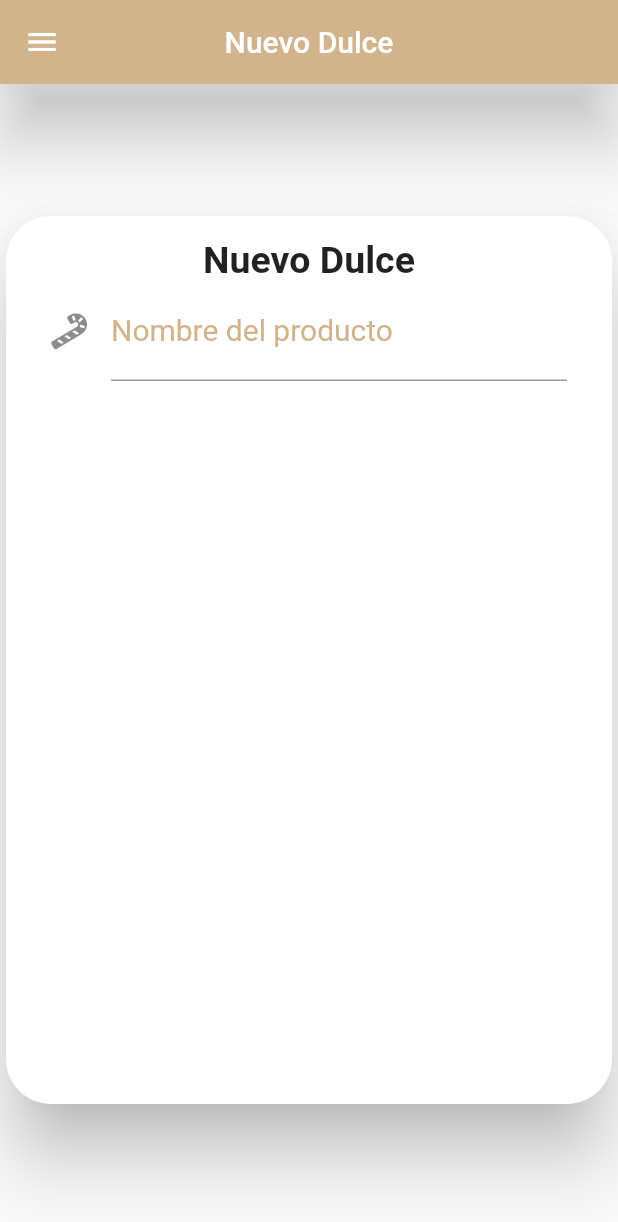
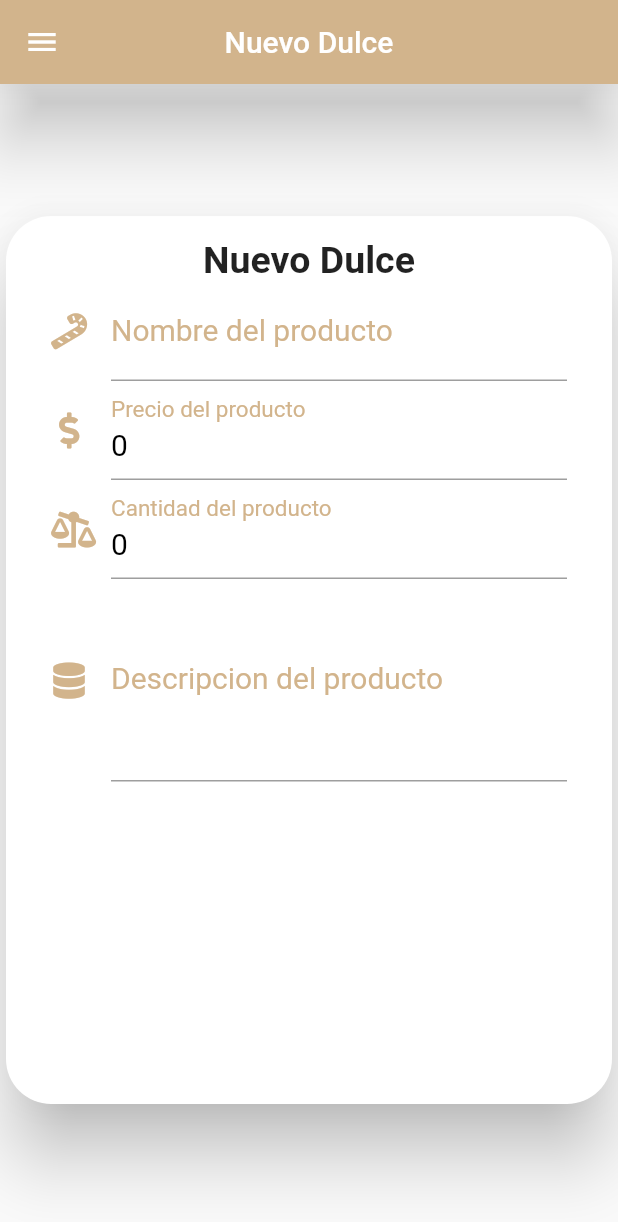
Before and after one commit to brianA1998/dulce_delivery, a Flutter app: the ProductNewScreen screen opened directly, on a phone screen of 412 x 824 dp. Shown: the top 1222 px of the screen. Run offline on Flutter 3.47's test engine with Material 2 defaults, Android fonts, the light colour scheme and no system bars; our stand-ins replace firebase_database, font_awesome_flutter; accounts and stored records are empty.

Commit message:
Agregando iconos y color a los mismos en el formulario nuevo dulce

```diff
--- a/lib/pages/product_new_screen.dart
+++ b/lib/pages/product_new_screen.dart
@@ -66,6 +66,9 @@ class _ProductNewScreenState extends State<ProductNewScreen> {
                         : _TextLabel("Nuevo Dulce"),
                   ),
                   _nameProduct(),
+                  _priceProduct(),
+                  _cuantityProduct(),
+                  _descriptionProduct(),
                 ],
               ),
             ),
@@ -82,8 +85,65 @@ class _ProductNewScreenState extends State<ProductNewScreen> {
           controller: _name,
           style: TextStyle(fontSize: 20.0, color: Colors.black),
           decoration: InputDecoration(
-            icon: Icon(FontAwesomeIcons.candyCane),
+            icon: Icon(
+              FontAwesomeIcons.candyCane,
+              color: colorPastel,
+            ),
             labelText: 'Nombre del producto',
+            labelStyle: TextStyle(color: colorPastel),
+          )),
+    );
+  }
+
+  Widget _priceProduct() {
+    return Padding(
+      padding: const EdgeInsets.symmetric(horizontal: 30.0),
+      child: TextField(
+          keyboardType: TextInputType.number,
+          controller: _price,
+          style: TextStyle(fontSize: 20.0, color: Colors.black),
+          decoration: InputDecoration(
+            icon: Icon(
+              FontAwesomeIcons.dollarSign,
+              color: colorPastel,
+            ),
+            labelText: 'Precio del producto',
+            labelStyle: TextStyle(color: colorPastel),
+          )),
+    );
+  }
+
+  Widget _cuantityProduct() {
+    return Padding(
+      padding: const EdgeInsets.symmetric(horizontal: 30.0),
+      child: TextField(
+          keyboardType: TextInputType.number,
+          controller: _cuantity,
+          style: TextStyle(fontSize: 20.0, color: Colors.black),
+          decoration: InputDecoration(
+            icon: Icon(
+              FontAwesomeIcons.balanceScaleRight,
+              color: colorPastel,
+            ),
+            labelText: 'Cantidad del producto',
+            labelStyle: TextStyle(color: colorPastel),
+          )),
+    );
+  }
+
+  Widget _descriptionProduct() {
+    return Padding(
+      padding: const EdgeInsets.symmetric(horizontal: 30.0),
+      child: TextField(
+          maxLines: 4,
+          controller: _description,
+          style: TextStyle(fontSize: 20.0, color: Colors.black),
+          decoration: InputDecoration(
+            icon: Icon(
+              FontAwesomeIcons.database,
+              color: colorPastel,
+            ),
+            labelText: 'Descripcion del producto',
             labelStyle: TextStyle(color: colorPastel),
           )),
     );
```
